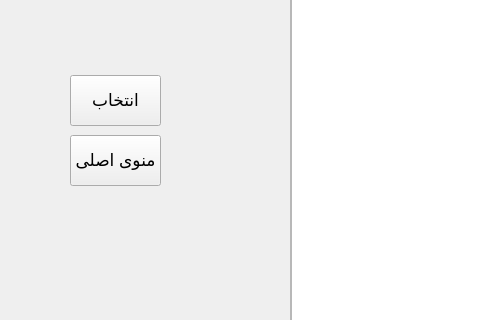
Above: results.ui from rezazamoh/kalayab before the change; both pictures show x 0 to 480 and y 175 to 495 of the 889 by 623 pixel window. Below: the same form after it.
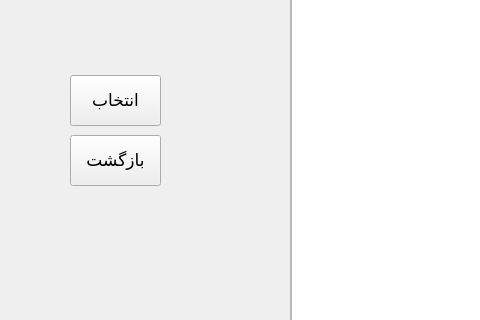
That is the form after the change. Icons and pictures are not drawn.

```diff
--- a/results.ui
+++ b/results.ui
@@ -157,7 +157,7 @@
      </font>
     </property>
     <property name="text">
-     <string>منوی اصلی</string>
+     <string>بازگشت</string>
     </property>
    </widget>
    <widget class="QPushButton" name="select_button">
```
